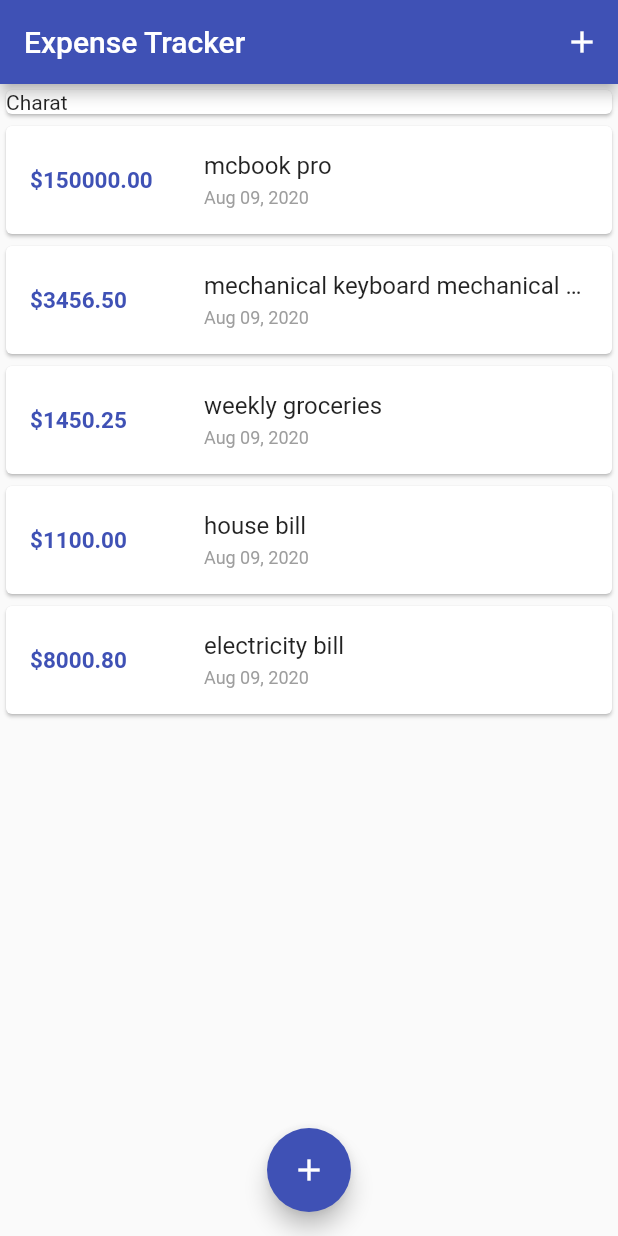
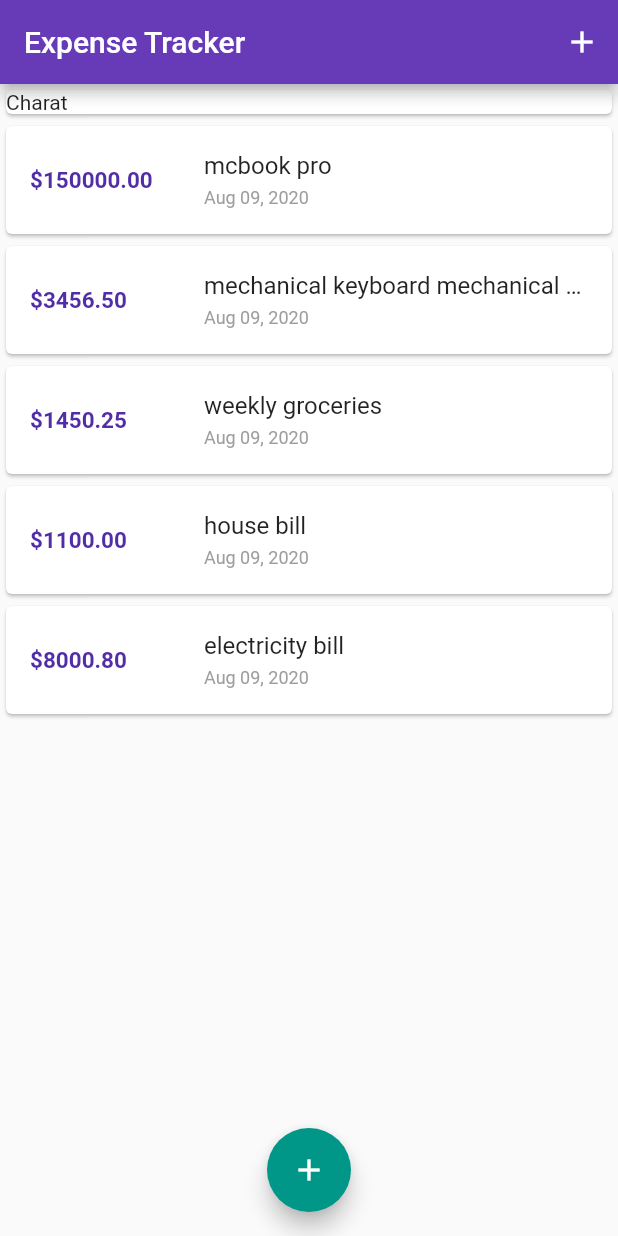
Before and after one commit to perezjoyce/expense-tracker, a Flutter app: the screen it shows after launch, on a phone screen of 412 x 824 dp. Run offline on Flutter 3.47's test engine with Material 2 defaults, Android fonts, the phone set to English and light mode, and no system bars.

Commit message:
configuring and using themes

```diff
--- a/lib/main.dart
+++ b/lib/main.dart
@@ -14,7 +14,8 @@ class MyApp extends StatelessWidget {
     return MaterialApp(
       title: 'Expense Tracker',
       theme: ThemeData(
-        primarySwatch: Colors.indigo,
+        primarySwatch: Colors.deepPurple,
+        accentColor: Colors.teal,
         visualDensity: VisualDensity.adaptivePlatformDensity,
       ),
       home: MyHomePage(),
--- a/lib/widgets/transaction_list.dart
+++ b/lib/widgets/transaction_list.dart
@@ -19,6 +19,9 @@ class TransactionList extends StatelessWidget {
               title: Text(
                 transactions[index].title,
                 overflow: TextOverflow.ellipsis,
+                style: TextStyle(
+                  color: Colors.black87,
+                ),
               ),
               subtitle: Text(
                 DateFormat('MMM dd, yyyy').format(transactions[index].date),
@@ -37,7 +40,7 @@ class TransactionList extends StatelessWidget {
                   overflow: TextOverflow.ellipsis,
                   style: TextStyle(
                     fontWeight: FontWeight.bold,
-                    color: Colors.indigo,
+                    color: Theme.of(context).primaryColorDark,
                     fontSize: 15,
                   ),
                 ),
```
